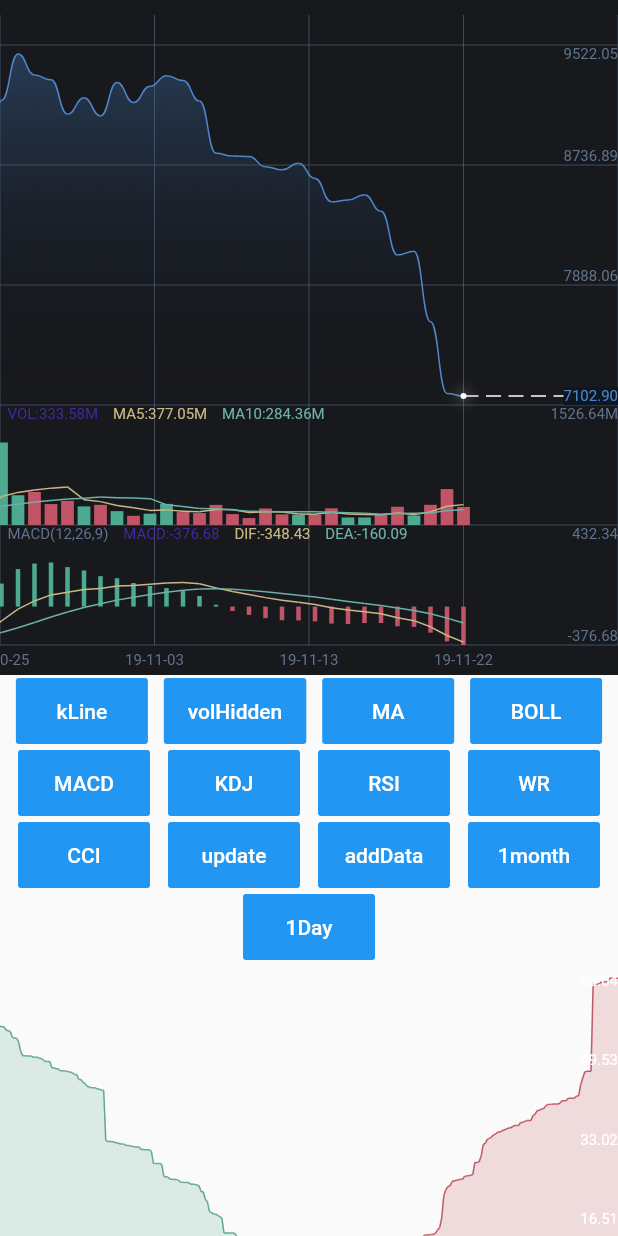
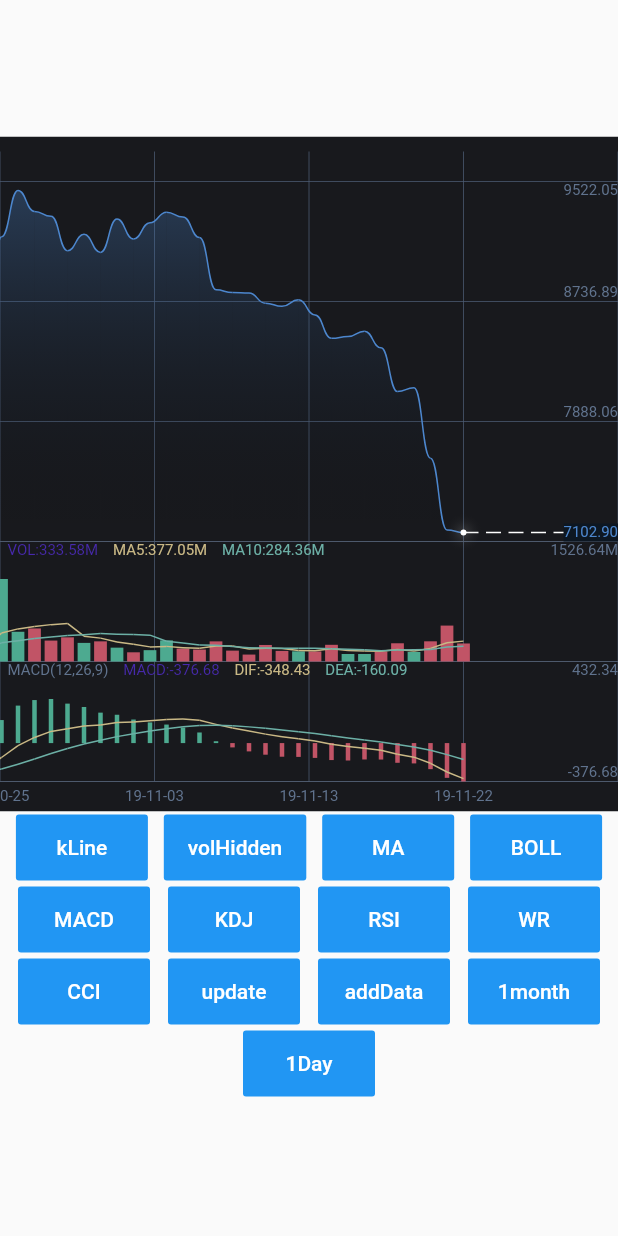
Before and after one commit to gwhcn/flutter_k_chart, a Flutter app: the screen it shows after launch, on a phone screen of 412 x 824 dp. Run offline on Flutter 3.47's test engine with Material 2 defaults, Android fonts, the phone set to English and light mode, and no system bars; network calls fail.

Commit message:
feat: breaking changes

```diff
--- a/example/lib/main.dart
+++ b/example/lib/main.dart
@@ -43,7 +43,7 @@ class _MyHomePageState extends State<MyHomePage> {
   SecondaryState _secondaryState = SecondaryState.MACD;
   bool isLine = true;
   List<DepthEntity>? _bids, _asks;
-  List<int> maDayList = [];
+  List<int> maDayList = [10, 100, 1000];
   bool volHidden = false;
 
   @override
@@ -90,7 +90,8 @@ class _MyHomePageState extends State<MyHomePage> {
   @override
   Widget build(BuildContext context) {
     return Scaffold(
-      body: ListView(
+      body: Center(
+        child: ListView(
           shrinkWrap: true,
           physics: const NeverScrollableScrollPhysics(),
           children: <Widget>[
@@ -116,13 +117,14 @@ class _MyHomePageState extends State<MyHomePage> {
                     child: const CircularProgressIndicator()),
             ]),
             buildButtons(),
-          if (_bids != null && _asks != null)
-            Container(
-              height: 230,
-              width: double.infinity,
-              child: DepthChart(_bids!, _asks!),
-            )
+            // if (_bids != null && _asks != null)
+            //   Container(
+            //     height: 230,
+            //     width: double.infinity,
+            //     child: DepthChart(_bids!, _asks!),
+            //   )
           ],
+        ),
       ),
     );
   }
```
Also changed, not shown: lib/renderer/main_renderer.dart (+2 -10 lines). Lines whose indentation alone changed are shown as unchanged.
